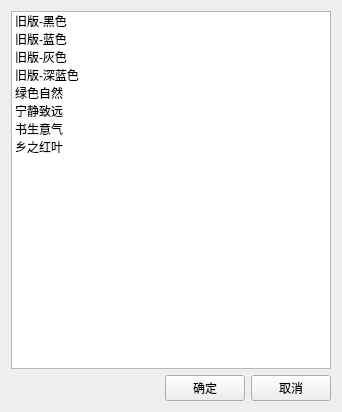
The window that LxDairy/src/SkinWidget.ui (leishengxie/FengZhiHong) describes before a commit, drawn with Qt 5.
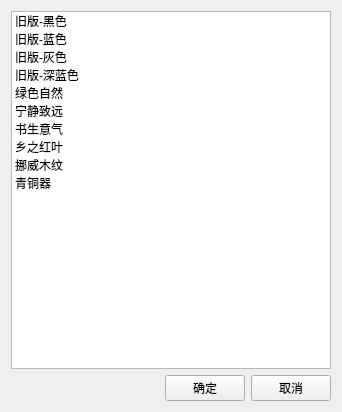
The same window after the commit.

```diff
--- a/LxDairy/src/SkinWidget.ui
+++ b/LxDairy/src/SkinWidget.ui
@@ -56,6 +56,16 @@
        <string>乡之红叶</string>
       </property>
      </item>
+     <item>
+      <property name="text">
+       <string>挪威木纹</string>
+      </property>
+     </item>
+     <item>
+      <property name="text">
+       <string>青铜器</string>
+      </property>
+     </item>
     </widget>
    </item>
    <item>
```
